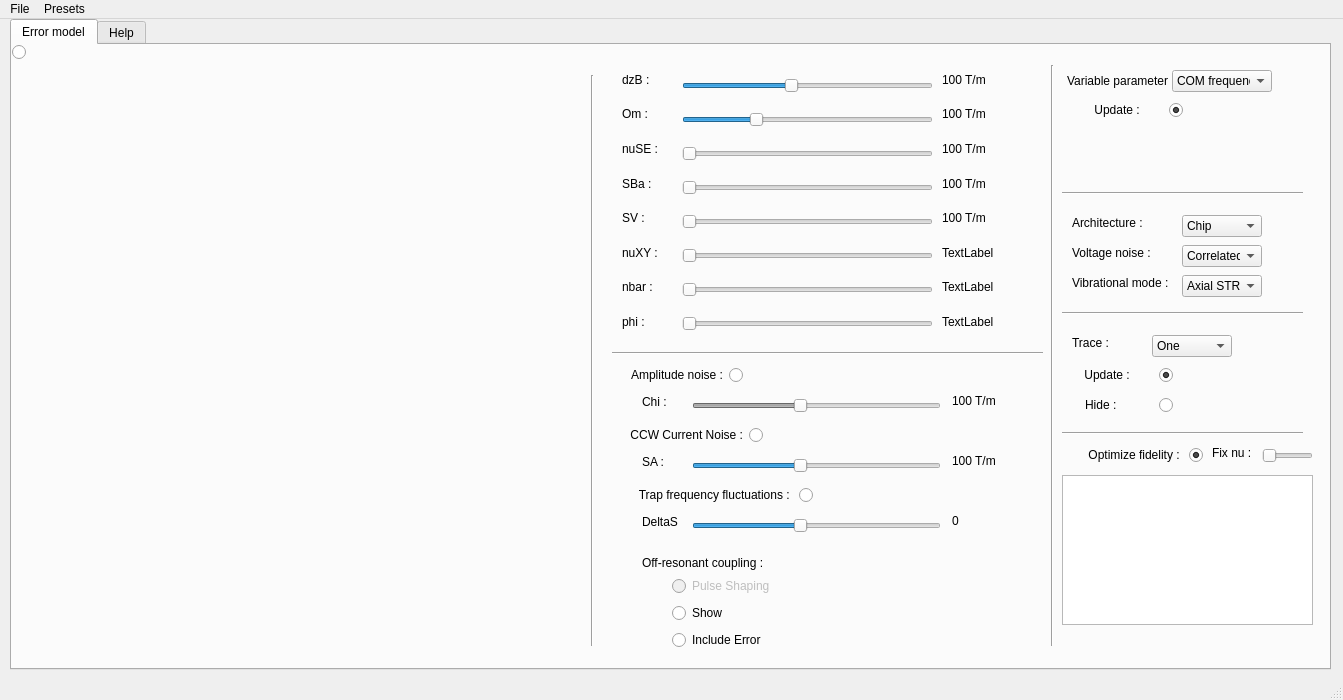
Above: hydra/window_myedits.ui from PetrosZantis13/Noise_IQT before the change. Below: the same form after it.
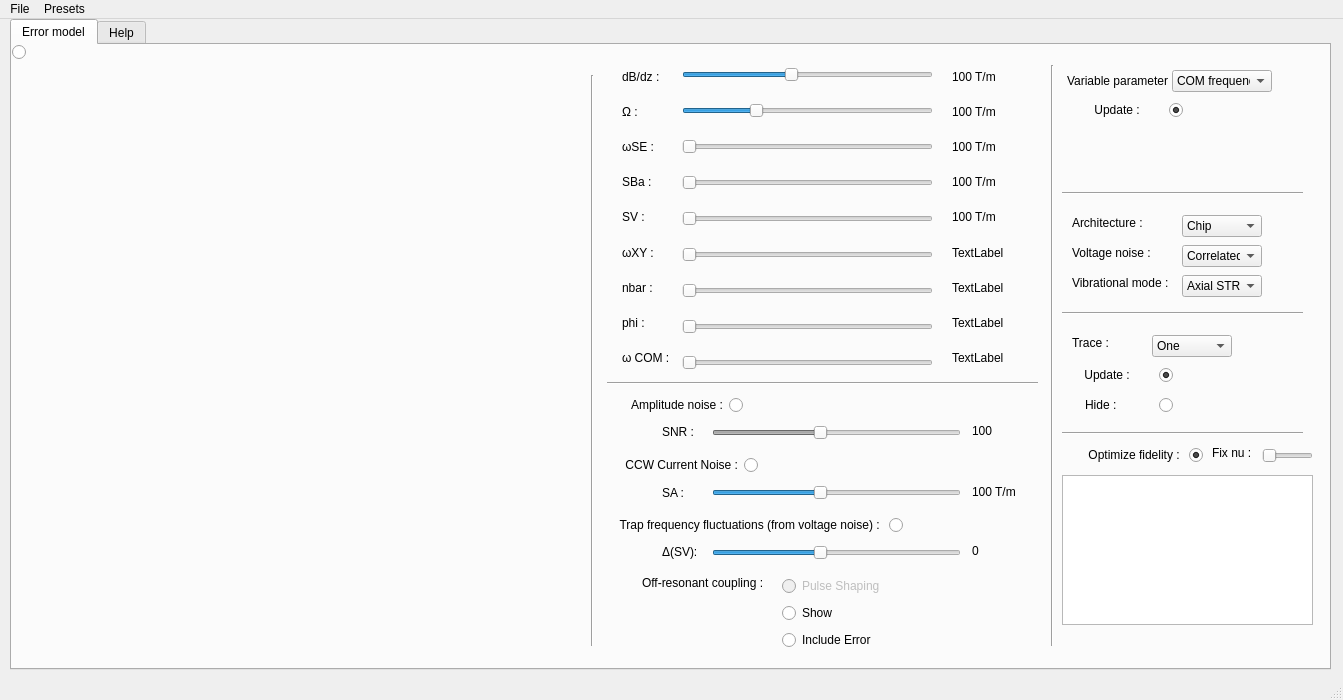
That is the form after the change. Custom widgets are drawn as their Qt base class.

Commit message: Added COM slider; fixed Corr g_factor; fixed optimised table results

What changed in the file:
```diff
--- a/hydra/window_myedits.ui
+++ b/hydra/window_myedits.ui
@@ -228,30 +228,30 @@
       <property name="geometry">
        <rect>
         <x>610</x>
-        <y>20</y>
+        <y>17</y>
         <width>57</width>
-        <height>271</height>
+        <height>310</height>
        </rect>
       </property>
       <layout class="QVBoxLayout" name="verticalLayout_3">
        <item>
         <widget class="QLabel" name="label_2">
          <property name="text">
-          <string>dzB :</string>
+          <string>dB/dz :</string>
          </property>
         </widget>
        </item>
        <item>
         <widget class="QLabel" name="label_3">
          <property name="text">
-          <string>Om :</string>
+          <string>Ω :</string>
          </property>
         </widget>
        </item>
        <item>
         <widget class="QLabel" name="label_4">
          <property name="text">
-          <string>nuSE :</string>
+          <string>ωSE :</string>
          </property>
         </widget>
        </item>
@@ -272,7 +272,7 @@
        <item>
         <widget class="QLabel" name="label_7">
          <property name="text">
-          <string>nuXY :</string>
+          <string>ωXY :</string>
          </property>
         </widget>
        </item>
@@ -290,15 +290,22 @@
          </property>
         </widget>
        </item>
+        <item>
+        <widget class="QLabel" name="label_18">
+         <property name="text">
+          <string>ω COM :</string>
+         </property>
+        </widget>
+       </item>
       </layout>
      </widget>
      <widget class="QWidget" name="layoutWidget">
       <property name="geometry">
        <rect>
         <x>670</x>
-        <y>20</y>
+        <y>7</y>
         <width>251</width>
-        <height>281</height>
+        <height>335</height>
        </rect>
       </property>
       <layout class="QVBoxLayout" name="verticalLayout">
@@ -391,15 +398,25 @@
          </property>
         </widget>
        </item>
+       <item>
+        <widget class="QSlider" name="sliderNuCOM">
+         <property name="pageStep">
+          <number>1</number>
+         </property>
+         <property name="orientation">
+          <enum>Qt::Horizontal</enum>
+         </property>
+        </widget>
+       </item>
       </layout>
      </widget>
      <widget class="QWidget" name="layoutWidget">
       <property name="geometry">
        <rect>
-        <x>930</x>
-        <y>20</y>
+        <x>940</x>
+        <y>17</y>
         <width>81</width>
-        <height>271</height>
+        <height>310</height>
        </rect>
       </property>
       <layout class="QVBoxLayout" name="verticalLayout_4">
@@ -459,6 +476,13 @@
          </property>
         </widget>
        </item>
+       <item>
+        <widget class="QLabel" name="labelNuCOM">
+         <property name="text">
+          <string>TextLabel</string>
+         </property>
+        </widget>
+       </item>
       </layout>
      </widget>
      <widget class="QRadioButton" name="radioBtnOptFid">
@@ -518,8 +542,8 @@
      <widget class="Line" name="line_4">
       <property name="geometry">
        <rect>
-        <x>600</x>
-        <y>300</y>
+        <x>595</x>
+        <y>330</y>
         <width>431</width>
         <height>16</height>
        </rect>
@@ -758,7 +782,7 @@
       <property name="geometry">
        <rect>
         <x>600</x>
-        <y>320</y>
+        <y>350</y>
         <width>131</width>
         <height>20</height>
        </rect>
@@ -782,8 +806,8 @@
       </property>
       <property name="geometry">
        <rect>
-        <x>680</x>
-        <y>350</y>
+        <x>700</x>
+        <y>377</y>
         <width>249</width>
         <height>22</height>
        </rect>
@@ -810,27 +834,27 @@
      <widget class="QLabel" name="label_13">
       <property name="geometry">
        <rect>
-        <x>630</x>
-        <y>340</y>
+        <x>650</x>
+        <y>370</y>
         <width>55</width>
         <height>34</height>
        </rect>
       </property>
       <property name="text">
-       <string>Chi :</string>
+       <string>SNR :</string>
       </property>
      </widget>
      <widget class="QLabel" name="labelChi">
       <property name="geometry">
        <rect>
-        <x>940</x>
-        <y>340</y>
+        <x>960</x>
+        <y>370</y>
         <width>79</width>
         <height>32</height>
        </rect>
       </property>
       <property name="text">
-       <string>100 T/m</string>
+       <string>100</string>
       </property>
      </widget>
      <widget class="QRadioButton" name="radioBtnCCWNoise">
@@ -839,8 +863,8 @@
       </property>
       <property name="geometry">
        <rect>
-        <x>600</x>
-        <y>380</y>
+        <x>595</x>
+        <y>410</y>
         <width>151</width>
         <height>20</height>
        </rect>
@@ -861,8 +885,8 @@
      <widget class="QLabel" name="labelSA">
       <property name="geometry">
        <rect>
-        <x>940</x>
-        <y>400</y>
+        <x>960</x>
+        <y>431</y>
         <width>79</width>
         <height>32</height>
        </rect>
@@ -877,8 +901,8 @@
       </property>
       <property name="geometry">
        <rect>
-        <x>680</x>
-        <y>410</y>
+        <x>700</x>
+        <y>437</y>
         <width>249</width>
         <height>22</height>
        </rect>
@@ -905,8 +929,8 @@
      <widget class="QLabel" name="label_14">
       <property name="geometry">
        <rect>
-        <x>630</x>
-        <y>400</y>
+        <x>650</x>
+        <y>431</y>
         <width>55</width>
         <height>34</height>
        </rect>
@@ -921,9 +945,9 @@
       </property>
       <property name="geometry">
        <rect>
-        <x>600</x>
-        <y>440</y>
-        <width>201</width>
+        <x>590</x>
+        <y>470</y>
+        <width>301</width>
         <height>20</height>
        </rect>
       </property>
@@ -931,7 +955,7 @@
        <enum>Qt::RightToLeft</enum>
       </property>
       <property name="text">
-       <string>Trap frequency fluctuations : </string>
+       <string>Trap frequency fluctuations (from voltage noise) : </string>
       </property>
       <property name="checked">
        <bool>false</bool>
@@ -943,8 +967,8 @@
      <widget class="QLabel" name="labelSymFluc">
       <property name="geometry">
        <rect>
-        <x>940</x>
-        <y>460</y>
+        <x>960</x>
+        <y>490</y>
         <width>79</width>
         <height>32</height>
        </rect>
@@ -959,8 +983,8 @@
       </property>
       <property name="geometry">
        <rect>
-        <x>680</x>
-        <y>470</y>
+        <x>700</x>
+        <y>497</y>
         <width>249</width>
         <height>22</height>
        </rect>
@@ -987,21 +1011,21 @@
      <widget class="QLabel" name="label_15">
       <property name="geometry">
        <rect>
-        <x>630</x>
-        <y>460</y>
+        <x>650</x>
+        <y>490</y>
         <width>55</width>
         <height>34</height>
        </rect>
       </property>
       <property name="text">
-       <string>DeltaS</string>
+       <string>Δ(SV):</string>
       </property>
      </widget>
      <widget class="QLabel" name="label">
       <property name="geometry">
        <rect>
         <x>630</x>
-        <y>510</y>
+        <y>530</y>
         <width>151</width>
         <height>16</height>
        </rect>
@@ -1018,7 +1042,7 @@
      <widget class="QWidget" name="layoutWidget">
       <property name="geometry">
        <rect>
-        <x>660</x>
+        <x>770</x>
         <y>530</y>
         <width>151</width>
         <height>76</height>
```
Left out of the diff: 10 changed lines with no effect on the pictures. The commit also changes 5 other files.
